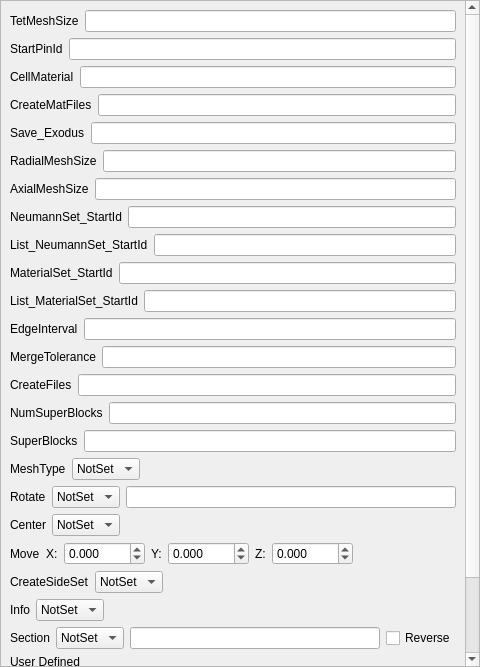
Above: Application/qAssyParameters.ui from Sprunth/RGG before the change. Below: the same form after it.
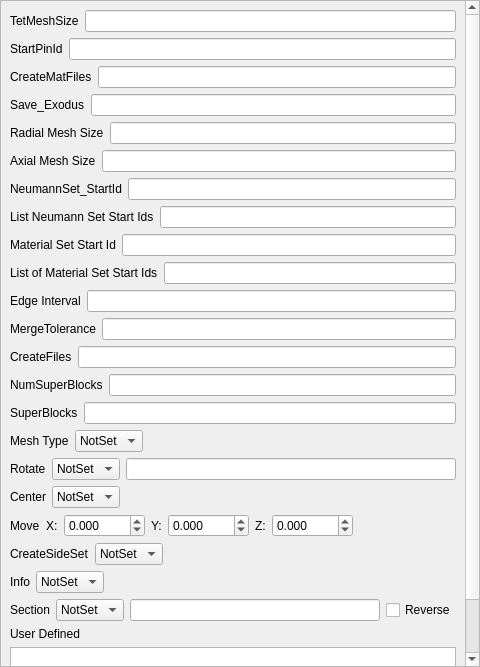
That is the form after the change.

Commit message: start of default control

```diff
--- a/Application/qAssyParameters.ui
+++ b/Application/qAssyParameters.ui
@@ -26,62 +26,13 @@
       <property name="geometry">
        <rect>
         <x>0</x>
-        <y>-246</y>
+        <y>0</y>
         <width>463</width>
-        <height>911</height>
+        <height>876</height>
        </rect>
       </property>
       <layout class="QGridLayout" name="gridLayout_2">
-       <item row="4" column="0">
-        <layout class="QHBoxLayout" name="horizontalLayout_21">
-         <item>
-          <widget class="QLabel" name="label_16">
-           <property name="text">
-            <string>CellMaterial</string>
-           </property>
-          </widget>
-         </item>
-         <item>
-          <widget class="QLineEdit" name="CellMaterial"/>
-         </item>
-        </layout>
-       </item>
-       <item row="26" column="0">
-        <layout class="QHBoxLayout" name="horizontalLayout_10">
-         <item>
-          <widget class="QLabel" name="label_14">
-           <property name="text">
-            <string>CreateFiles</string>
-           </property>
-          </widget>
-         </item>
-         <item>
-          <widget class="QLineEdit" name="CreateFiles"/>
-         </item>
-        </layout>
-       </item>
-       <item row="38" column="0">
-        <widget class="QLabel" name="label_23">
-         <property name="text">
-          <string>User Defined</string>
-         </property>
-        </widget>
-       </item>
-       <item row="10" column="0">
-        <layout class="QHBoxLayout" name="horizontalLayout_18">
-         <item>
-          <widget class="QLabel" name="label_2">
-           <property name="text">
-            <string>RadialMeshSize</string>
-           </property>
-          </widget>
-         </item>
-         <item>
-          <widget class="QLineEdit" name="RadialMeshSize"/>
-         </item>
-        </layout>
-       </item>
-       <item row="28" column="0">
+       <item row="27" column="0">
         <layout class="QHBoxLayout" name="horizontalLayout_9">
          <item>
           <widget class="QLabel" name="label_21">
@@ -95,12 +46,12 @@
          </item>
         </layout>
        </item>
-       <item row="22" column="0">
+       <item row="21" column="0">
         <layout class="QHBoxLayout" name="horizontalLayout_12">
          <item>
           <widget class="QLabel" name="label_12">
            <property name="text">
-            <string>EdgeInterval</string>
+            <string>Edge Interval</string>
            </property>
           </widget>
          </item>
@@ -109,26 +60,50 @@
          </item>
         </layout>
        </item>
-       <item row="16" column="0">
-        <layout class="QHBoxLayout" name="horizontalLayout_15">
+       <item row="9" column="0">
+        <layout class="QHBoxLayout" name="horizontalLayout_18">
          <item>
-          <widget class="QLabel" name="label_19">
+          <widget class="QLabel" name="label_2">
            <property name="text">
-            <string>List_NeumannSet_StartId</string>
+            <string>Radial Mesh Size</string>
            </property>
           </widget>
          </item>
          <item>
-          <widget class="QLineEdit" name="List_NeumannSet_StartId"/>
+          <widget class="QLineEdit" name="RadialMeshSize"/>
          </item>
         </layout>
        </item>
-       <item row="18" column="0">
+       <item row="38" column="0">
+        <widget class="QPlainTextEdit" name="Unknown"/>
+       </item>
+       <item row="37" column="0">
+        <widget class="QLabel" name="label_23">
+         <property name="text">
+          <string>User Defined</string>
+         </property>
+        </widget>
+       </item>
+       <item row="25" column="0">
+        <layout class="QHBoxLayout" name="horizontalLayout_10">
+         <item>
+          <widget class="QLabel" name="label_14">
+           <property name="text">
+            <string>CreateFiles</string>
+           </property>
+          </widget>
+         </item>
+         <item>
+          <widget class="QLineEdit" name="CreateFiles"/>
+         </item>
+        </layout>
+       </item>
+       <item row="17" column="0">
         <layout class="QHBoxLayout" name="horizontalLayout_14">
          <item>
           <widget class="QLabel" name="label_11">
            <property name="text">
-            <string>MaterialSet_StartId</string>
+            <string>Material Set Start Id</string>
            </property>
           </widget>
          </item>
@@ -137,12 +112,26 @@
          </item>
         </layout>
        </item>
-       <item row="12" column="0">
+       <item row="15" column="0">
+        <layout class="QHBoxLayout" name="horizontalLayout_15">
+         <item>
+          <widget class="QLabel" name="label_19">
+           <property name="text">
+            <string>List Neumann Set Start Ids</string>
+           </property>
+          </widget>
+         </item>
+         <item>
+          <widget class="QLineEdit" name="List_NeumannSet_StartId"/>
+         </item>
+        </layout>
+       </item>
+       <item row="11" column="0">
         <layout class="QHBoxLayout" name="horizontalLayout_17">
          <item>
           <widget class="QLabel" name="label_3">
            <property name="text">
-            <string>AxialMeshSize</string>
+            <string>Axial Mesh Size</string>
            </property>
           </widget>
          </item>
@@ -151,68 +140,12 @@
          </item>
         </layout>
        </item>
-       <item row="8" column="0">
-        <layout class="QHBoxLayout" name="horizontalLayout_19">
-         <item>
-          <widget class="QLabel" name="label_18">
-           <property name="text">
-            <string>Save_Exodus</string>
-           </property>
-          </widget>
-         </item>
-         <item>
-          <widget class="QLineEdit" name="Save_Exodus"/>
-         </item>
-        </layout>
-       </item>
-       <item row="24" column="0">
-        <layout class="QHBoxLayout" name="horizontalLayout_11">
-         <item>
-          <widget class="QLabel" name="label_13">
-           <property name="text">
-            <string>MergeTolerance</string>
-           </property>
-          </widget>
-         </item>
-         <item>
-          <widget class="QLineEdit" name="MergeTolerance"/>
-         </item>
-        </layout>
-       </item>
-       <item row="20" column="0">
-        <layout class="QHBoxLayout" name="horizontalLayout_13">
-         <item>
-          <widget class="QLabel" name="label_20">
-           <property name="text">
-            <string>List_MaterialSet_StartId</string>
-           </property>
-          </widget>
-         </item>
-         <item>
-          <widget class="QLineEdit" name="List_MaterialSet_StartId"/>
-         </item>
-        </layout>
-       </item>
-       <item row="2" column="0">
-        <layout class="QHBoxLayout" name="horizontalLayout_22">
-         <item>
-          <widget class="QLabel" name="label_15">
-           <property name="text">
-            <string>StartPinId</string>
-           </property>
-          </widget>
-         </item>
-         <item>
-          <widget class="QLineEdit" name="StartPinId"/>
-         </item>
-        </layout>
-       </item>
-       <item row="31" column="0">
+       <item row="30" column="0">
         <layout class="QHBoxLayout" name="horizontalLayout_3">
          <item>
           <widget class="QLabel" name="label_24">
            <property name="text">
-            <string>MeshType</string>
+            <string>Mesh Type</string>
            </property>
           </widget>
          </item>
@@ -250,153 +183,7 @@
          </item>
         </layout>
        </item>
-       <item row="6" column="0">
-        <layout class="QHBoxLayout" name="horizontalLayout_20">
-         <item>
-          <widget class="QLabel" name="label_17">
-           <property name="text">
-            <string>CreateMatFiles</string>
-           </property>
-          </widget>
-         </item>
-         <item>
-          <widget class="QLineEdit" name="CreateMatFiles"/>
-         </item>
-        </layout>
-       </item>
-       <item row="0" column="0">
-        <layout class="QHBoxLayout" name="horizontalLayout_23">
-         <item>
-          <widget class="QLabel" name="label">
-           <property name="text">
-            <string>TetMeshSize</string>
-           </property>
-          </widget>
-         </item>
-         <item>
-          <widget class="QLineEdit" name="TetMeshSize">
-           <property name="inputMethodHints">
-            <set>Qt::ImhNone</set>
-           </property>
-          </widget>
-         </item>
-        </layout>
-       </item>
-       <item row="14" column="0">
-        <layout class="QHBoxLayout" name="horizontalLayout_16">
-         <item>
-          <widget class="QLabel" name="label_10">
-           <property name="text">
-            <string>NeumannSet_StartId</string>
-           </property>
-          </widget>
-         </item>
-         <item>
-          <widget class="QLineEdit" name="NeumannSet_StartId"/>
-         </item>
-        </layout>
-       </item>
-       <item row="30" column="0">
-        <layout class="QHBoxLayout" name="horizontalLayout_8">
-         <item>
-          <widget class="QLabel" name="label_22">
-           <property name="text">
-            <string>SuperBlocks</string>
-           </property>
-          </widget>
-         </item>
-         <item>
-          <widget class="QLineEdit" name="SuperBlocks"/>
-         </item>
-        </layout>
-       </item>
-       <item row="32" column="0">
-        <layout class="QHBoxLayout" name="horizontalLayout_4">
-         <item>
-          <widget class="QLabel" name="label_4">
-           <property name="text">
-            <string>Rotate</string>
-           </property>
-          </widget>
-         </item>
-         <item>
-          <widget class="QComboBox" name="RotateXYZ">
-           <item>
-            <property name="text">
-             <string>NotSet</string>
-            </property>
-           </item>
-           <item>
-            <property name="text">
-             <string>X</string>
-            </property>
-           </item>
-           <item>
-            <property name="text">
-             <string>Y</string>
-            </property>
-           </item>
-           <item>
-            <property name="text">
-             <string>Z</string>
-            </property>
-           </item>
-          </widget>
-         </item>
-         <item>
-          <widget class="QLineEdit" name="RotateAngle"/>
-         </item>
-        </layout>
-       </item>
        <item row="33" column="0">
-        <layout class="QHBoxLayout" name="horizontalLayout_5">
-         <item>
-          <widget class="QLabel" name="label_5">
-           <property name="text">
-            <string>Center</string>
-           </property>
-          </widget>
-         </item>
-         <item>
-          <widget class="QComboBox" name="CenterXYZ">
-           <item>
-            <property name="text">
-             <string>NotSet</string>
-            </property>
-           </item>
-           <item>
-            <property name="text">
-             <string>X</string>
-            </property>
-           </item>
-           <item>
-            <property name="text">
-             <string>Y</string>
-            </property>
-           </item>
-           <item>
-            <property name="text">
-             <string>Z</string>
-            </property>
-           </item>
-          </widget>
-         </item>
-         <item>
-          <spacer name="horizontalSpacer_2">
-           <property name="orientation">
-            <enum>Qt::Horizontal</enum>
-           </property>
-           <property name="sizeHint" stdset="0">
-            <size>
-             <width>40</width>
-             <height>20</height>
-            </size>
-           </property>
-          </spacer>
-         </item>
-        </layout>
-       </item>
-       <item row="34" column="0">
         <layout class="QHBoxLayout" name="horizontalLayout_2">
          <item>
           <widget class="QLabel" name="label_6">
@@ -480,7 +267,149 @@
          </item>
         </layout>
        </item>
-       <item row="35" column="0">
+       <item row="23" column="0">
+        <layout class="QHBoxLayout" name="horizontalLayout_11">
+         <item>
+          <widget class="QLabel" name="label_13">
+           <property name="text">
+            <string>MergeTolerance</string>
+           </property>
+          </widget>
+         </item>
+         <item>
+          <widget class="QLineEdit" name="MergeTolerance"/>
+         </item>
+        </layout>
+       </item>
+       <item row="32" column="0">
+        <layout class="QHBoxLayout" name="horizontalLayout_5">
+         <item>
+          <widget class="QLabel" name="label_5">
+           <property name="text">
+            <string>Center</string>
+           </property>
+          </widget>
+         </item>
+         <item>
+          <widget class="QComboBox" name="CenterXYZ">
+           <item>
+            <property name="text">
+             <string>NotSet</string>
+            </property>
+           </item>
+           <item>
+            <property name="text">
+             <string>X</string>
+            </property>
+           </item>
+           <item>
+            <property name="text">
+             <string>Y</string>
+            </property>
+           </item>
+           <item>
+            <property name="text">
+             <string>Z</string>
+            </property>
+           </item>
+          </widget>
+         </item>
+         <item>
+          <spacer name="horizontalSpacer_2">
+           <property name="orientation">
+            <enum>Qt::Horizontal</enum>
+           </property>
+           <property name="sizeHint" stdset="0">
+            <size>
+             <width>40</width>
+             <height>20</height>
+            </size>
+           </property>
+          </spacer>
+         </item>
+        </layout>
+       </item>
+       <item row="2" column="0">
+        <layout class="QHBoxLayout" name="horizontalLayout_22">
+         <item>
+          <widget class="QLabel" name="label_15">
+           <property name="text">
+            <string>StartPinId</string>
+           </property>
+          </widget>
+         </item>
+         <item>
+          <widget class="QLineEdit" name="StartPinId"/>
+         </item>
+        </layout>
+       </item>
+       <item row="31" column="0">
+        <layout class="QHBoxLayout" name="horizontalLayout_4">
+         <item>
+          <widget class="QLabel" name="label_4">
+           <property name="text">
+            <string>Rotate</string>
+           </property>
+          </widget>
+         </item>
+         <item>
+          <widget class="QComboBox" name="RotateXYZ">
+           <item>
+            <property name="text">
+             <string>NotSet</string>
+            </property>
+           </item>
+           <item>
+            <property name="text">
+             <string>X</string>
+            </property>
+           </item>
+           <item>
+            <property name="text">
+             <string>Y</string>
+            </property>
+           </item>
+           <item>
+            <property name="text">
+             <string>Z</string>
+            </property>
+           </item>
+          </widget>
+         </item>
+         <item>
+          <widget class="QLineEdit" name="RotateAngle"/>
+         </item>
+        </layout>
+       </item>
+       <item row="29" column="0">
+        <layout class="QHBoxLayout" name="horizontalLayout_8">
+         <item>
+          <widget class="QLabel" name="label_22">
+           <property name="text">
+            <string>SuperBlocks</string>
+           </property>
+          </widget>
+         </item>
+         <item>
+          <widget class="QLineEdit" name="SuperBlocks"/>
+         </item>
+        </layout>
+       </item>
+       <item row="5" column="0">
+        <layout class="QHBoxLayout" name="horizontalLayout_20">
+         <item>
+          <widget class="QLabel" name="label_17">
+           <property name="text">
+            <string>CreateMatFiles</string>
+           </property>
+          </widget>
+         </item>
+         <item>
+          <widget class="QLineEdit" name="CreateMatFiles"/>
+         </item>
+        </layout>
+       </item>
+       <item row="34" column="0">
         <layout class="QHBoxLayout" name="horizontalLayout_6">
          <item>
           <widget class="QLabel" name="label_8">
@@ -523,50 +452,49 @@
          </item>
         </layout>
        </item>
+       <item row="13" column="0">
+        <layout class="QHBoxLayout" name="horizontalLayout_16">
+         <item>
+          <widget class="QLabel" name="label_10">
+           <property name="text">
+            <string>NeumannSet_StartId</string>
+           </property>
+          </widget>
+         </item>
+         <item>
+          <widget class="QLineEdit" name="NeumannSet_StartId"/>
+         </item>
+        </layout>
+       </item>
+       <item row="7" column="0">
+        <layout class="QHBoxLayout" name="horizontalLayout_19">
+         <item>
+          <widget class="QLabel" name="label_18">
+           <property name="text">
+            <string>Save_Exodus</string>
+           </property>
+          </widget>
+         </item>
+         <item>
+          <widget class="QLineEdit" name="Save_Exodus"/>
+         </item>
+        </layout>
+       </item>
+       <item row="19" column="0">
+        <layout class="QHBoxLayout" name="horizontalLayout_13">
+         <item>
+          <widget class="QLabel" name="label_20">
+           <property name="text">
+            <string>List of Material Set Start Ids</string>
+           </property>
+          </widget>
+         </item>
+         <item>
+          <widget class="QLineEdit" name="List_MaterialSet_StartId"/>
+         </item>
+        </layout>
+       </item>
        <item row="36" column="0">
-        <layout class="QHBoxLayout" name="horizontalLayout_7">
-         <item>
-          <widget class="QLabel" name="label_9">
-           <property name="text">
-            <string>Info</string>
-           </property>
-          </widget>
-         </item>
-         <item>
-          <widget class="QComboBox" name="Info">
-           <item>
-            <property name="text">
-             <string>NotSet</string>
-            </property>
-           </item>
-           <item>
-            <property name="text">
-             <string>On</string>
-            </property>
-           </item>
-           <item>
-            <property name="text">
-             <string>Off</string>
-            </property>
-           </item>
-          </widget>
-         </item>
-         <item>
-          <spacer name="horizontalSpacer_4">
-           <property name="orientation">
-            <enum>Qt::Horizontal</enum>
-           </property>
-           <property name="sizeHint" stdset="0">
-            <size>
-             <width>40</width>
-             <height>20</height>
-            </size>
-           </property>
-          </spacer>
-         </item>
-        </layout>
-       </item>
-       <item row="37" column="0">
         <layout class="QHBoxLayout" name="horizontalLayout">
          <item>
           <widget class="QLabel" name="label_7">
@@ -611,8 +539,66 @@
          </item>
         </layout>
        </item>
-       <item row="39" column="0">
-        <widget class="QPlainTextEdit" name="Unknown"/>
+       <item row="35" column="0">
+        <layout class="QHBoxLayout" name="horizontalLayout_7">
+         <item>
+          <widget class="QLabel" name="label_9">
+           <property name="text">
+            <string>Info</string>
+           </property>
+          </widget>
+         </item>
+         <item>
+          <widget class="QComboBox" name="Info">
+           <item>
+            <property name="text">
+             <string>NotSet</string>
+            </property>
+           </item>
+           <item>
+            <property name="text">
+             <string>On</string>
+            </property>
+           </item>
+           <item>
+            <property name="text">
+             <string>Off</string>
+            </property>
+           </item>
+          </widget>
+         </item>
+         <item>
+          <spacer name="horizontalSpacer_4">
+           <property name="orientation">
+            <enum>Qt::Horizontal</enum>
+           </property>
+           <property name="sizeHint" stdset="0">
+            <size>
+             <width>40</width>
+             <height>20</height>
+            </size>
+           </property>
+          </spacer>
+         </item>
+        </layout>
+       </item>
+       <item row="0" column="0">
+        <layout class="QHBoxLayout" name="horizontalLayout_23">
+         <item>
+          <widget class="QLabel" name="label">
+           <property name="text">
+            <string>TetMeshSize</string>
+           </property>
+          </widget>
+         </item>
+         <item>
+          <widget class="QLineEdit" name="TetMeshSize">
+           <property name="inputMethodHints">
+            <set>Qt::ImhNone</set>
+           </property>
+          </widget>
+         </item>
+        </layout>
        </item>
       </layout>
       <zorder>Unknown</zorder>
```
Left out of the diff: 22 changed lines with no effect on the pictures. The commit also changes 7 other files.
